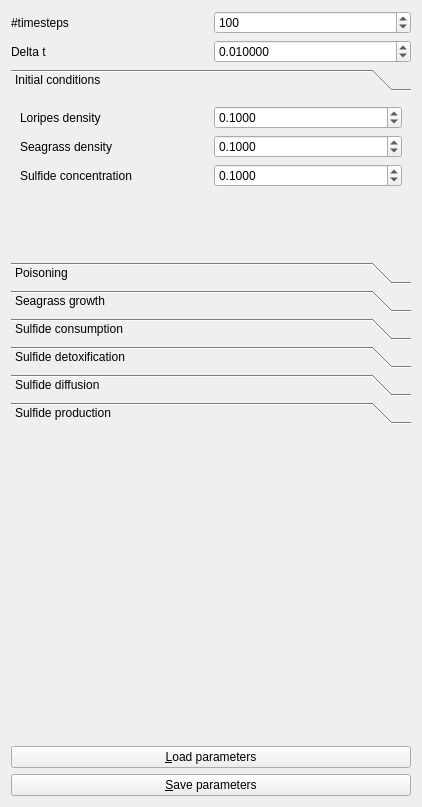
Above: Tools/ToolMutualismBreakdowner/qtmutualismbreakdownerparameterswidget.ui from richelbilderbeek/ProjectRichelBilderbeek before the change. Below: the same form after it.
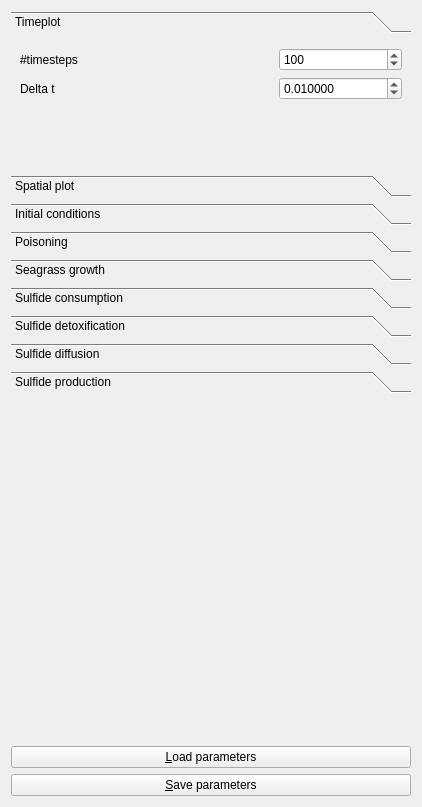
That is the form after the change. Icons and pictures are not drawn.

Commit message: Prepare for spatial grid parameters

What changed in the file:
```diff
--- a/Tools/ToolMutualismBreakdowner/qtmutualismbreakdownerparameterswidget.ui
+++ b/Tools/ToolMutualismBreakdowner/qtmutualismbreakdownerparameterswidget.ui
@@ -14,64 +14,21 @@
    <string>Form</string>
   </property>
   <layout class="QGridLayout" name="gridLayout_4">
-   <item row="2" column="0">
-    <widget class="QLabel" name="label_delta_t">
-     <property name="text">
-      <string>Delta t</string>
-     </property>
-    </widget>
-   </item>
-   <item row="7" column="0" colspan="2">
+   <item row="5" column="0" colspan="2">
     <widget class="QPushButton" name="button_save">
      <property name="text">
       <string>&amp;Save parameters</string>
      </property>
     </widget>
    </item>
-   <item row="1" column="0">
-    <widget class="QLabel" name="label_n_timesteps">
-     <property name="text">
-      <string>#timesteps</string>
-     </property>
-    </widget>
-   </item>
-   <item row="6" column="0" colspan="2">
+   <item row="4" column="0" colspan="2">
     <widget class="QPushButton" name="button_load">
      <property name="text">
       <string>&amp;Load parameters</string>
      </property>
     </widget>
    </item>
-   <item row="2" column="1">
-    <widget class="QDoubleSpinBox" name="box_delta_t">
-     <property name="decimals">
-      <number>6</number>
-     </property>
-     <property name="minimum">
-      <double>0.000000000000000</double>
-     </property>
-     <property name="maximum">
-      <double>1.000000000000000</double>
-     </property>
-     <property name="singleStep">
-      <double>0.001000000000000</double>
-     </property>
-     <property name="value">
-      <double>0.010000000000000</double>
-     </property>
-    </widget>
-   </item>
-   <item row="1" column="1">
-    <widget class="QSpinBox" name="box_n_timesteps">
-     <property name="maximum">
-      <number>1000000000</number>
-     </property>
-     <property name="value">
-      <number>100</number>
-     </property>
-    </widget>
-   </item>
-   <item row="4" column="0" colspan="2">
+   <item row="2" column="0" colspan="2">
     <widget class="QToolBox" name="toolBox">
      <property name="minimumSize">
       <size>
@@ -82,6 +39,154 @@
      <property name="currentIndex">
       <number>0</number>
      </property>
+     <widget class="QWidget" name="page_timeplot">
+      <attribute name="label">
+       <string>Timeplot</string>
+      </attribute>
+      <layout class="QGridLayout" name="gridLayout_9">
+       <item row="0" column="0">
+        <widget class="QLabel" name="label_n_timesteps">
+         <property name="text">
+          <string>#timesteps</string>
+         </property>
+        </widget>
+       </item>
+       <item row="0" column="2">
+        <widget class="QSpinBox" name="box_n_timesteps">
+         <property name="maximum">
+          <number>1000000000</number>
+         </property>
+         <property name="value">
+          <number>100</number>
+         </property>
+        </widget>
+       </item>
+       <item row="1" column="2">
+        <widget class="QDoubleSpinBox" name="box_delta_t">
+         <property name="decimals">
+          <number>6</number>
+         </property>
+         <property name="minimum">
+          <double>0.000000000000000</double>
+         </property>
+         <property name="maximum">
+          <double>1.000000000000000</double>
+         </property>
+         <property name="singleStep">
+          <double>0.001000000000000</double>
+         </property>
+         <property name="value">
+          <double>0.010000000000000</double>
+         </property>
+        </widget>
+       </item>
+       <item row="2" column="0">
+        <spacer name="verticalSpacer_3">
+         <property name="orientation">
+          <enum>Qt::Vertical</enum>
+         </property>
+         <property name="sizeHint" stdset="0">
+          <size>
+           <width>20</width>
+           <height>40</height>
+          </size>
+         </property>
+        </spacer>
+       </item>
+       <item row="3" column="0" colspan="3">
+        <widget class="QLabel" name="label">
+         <property name="text">
+          <string/>
+         </property>
+         <property name="pixmap">
+          <pixmap resource="ToolMutualismBreakdowner.qrc">:/images/Time.jpg</pixmap>
+         </property>
+         <property name="alignment">
+          <set>Qt::AlignCenter</set>
+         </property>
+        </widget>
+       </item>
+       <item row="1" column="0">
+        <widget class="QLabel" name="label_delta_t">
+         <property name="text">
+          <string>Delta t</string>
+         </property>
+        </widget>
+       </item>
+       <item row="2" column="1">
+        <spacer name="verticalSpacer_5">
+         <property name="orientation">
+          <enum>Qt::Vertical</enum>
+         </property>
+         <property name="sizeHint" stdset="0">
+          <size>
+           <width>20</width>
+           <height>40</height>
+          </size>
+         </property>
+        </spacer>
+       </item>
+      </layout>
+     </widget>
+     <widget class="QWidget" name="page_spatial_plot">
+      <attribute name="label">
+       <string>Spatial plot</string>
+      </attribute>
+      <layout class="QGridLayout" name="gridLayout_10">
+       <item row="2" column="0" colspan="2">
+        <widget class="QLabel" name="label_2">
+         <property name="text">
+          <string/>
+         </property>
+         <property name="pixmap">
+          <pixmap resource="ToolMutualismBreakdowner.qrc">:/images/Grid.jpg</pixmap>
+         </property>
+         <property name="alignment">
+          <set>Qt::AlignCenter</set>
+         </property>
+        </widget>
+       </item>
+       <item row="0" column="0">
+        <widget class="QLabel" name="label_delta_t_2">
+         <property name="text">
+          <string>Delta t</string>
+         </property>
+        </widget>
+       </item>
+       <item row="0" column="1">
+        <widget class="QDoubleSpinBox" name="box_delta_t_2">
+         <property name="decimals">
+          <number>6</number>
+         </property>
+         <property name="minimum">
+          <double>0.000000000000000</double>
+         </property>
+         <property name="maximum">
+          <double>1.000000000000000</double>
+         </property>
+         <property name="singleStep">
+          <double>0.001000000000000</double>
+         </property>
+         <property name="value">
+          <double>0.010000000000000</double>
+         </property>
+        </widget>
+       </item>
+       <item row="1" column="0">
+        <spacer name="verticalSpacer_4">
+         <property name="orientation">
+          <enum>Qt::Vertical</enum>
+         </property>
+         <property name="sizeHint" stdset="0">
+          <size>
+           <width>20</width>
+           <height>40</height>
+          </size>
+         </property>
+        </spacer>
+       </item>
+      </layout>
+     </widget>
      <widget class="QWidget" name="page_initial_conditions">
       <property name="geometry">
        <rect>
@@ -278,7 +383,7 @@
      </widget>
     </widget>
    </item>
-   <item row="5" column="0">
+   <item row="3" column="0">
     <spacer name="verticalSpacer_2">
      <property name="orientation">
       <enum>Qt::Vertical</enum>
```
Left out of the diff: 24 changed lines with no effect on the pictures. The commit also changes 5 other files.
